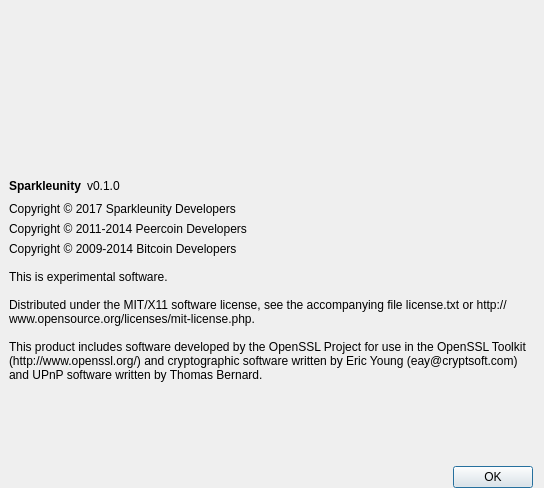
Before: the Qt Designer form src/qt/forms/aboutdialog.ui in sparklecoin/sparklecoin, drawn with Qt 5.
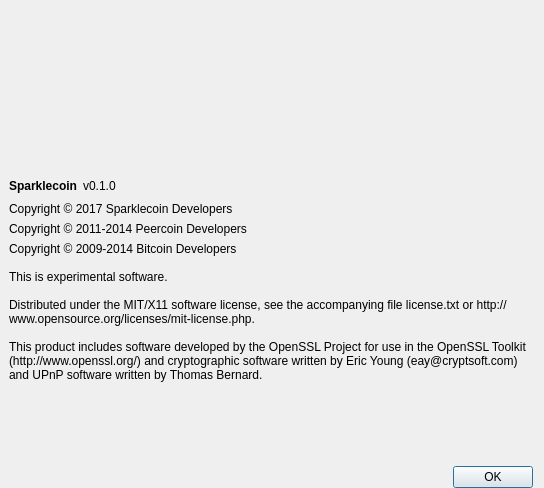
After: the same form once the commit is applied. Icons and pictures are not drawn.

Commit message: rename to sparklecoin

What changed in the file:
```diff
--- a/src/qt/forms/aboutdialog.ui
+++ b/src/qt/forms/aboutdialog.ui
@@ -72,7 +72,7 @@
        <item>
         <widget class="QLabel" name="label">
          <property name="text">
-          <string>&lt;html&gt;&lt;head/&gt;&lt;body&gt;&lt;p&gt;&lt;span style=&quot; font-weight:600;&quot;&gt;Sparkleunity&lt;/span&gt;&lt;/p&gt;&lt;/body&gt;&lt;/html&gt;</string>
+          <string>&lt;html&gt;&lt;head/&gt;&lt;body&gt;&lt;p&gt;&lt;span style=&quot; font-weight:600;&quot;&gt;Sparklecoin&lt;/span&gt;&lt;/p&gt;&lt;/body&gt;&lt;/html&gt;</string>
          </property>
          <property name="textInteractionFlags">
           <set>Qt::LinksAccessibleByMouse|Qt::TextSelectableByKeyboard|Qt::TextSelectableByMouse</set>
@@ -110,7 +110,7 @@
      <item>
       <widget class="QLabel" name="label_4">
        <property name="text">
-        <string>Copyright © 2017 Sparkleunity Developers</string>
+        <string>Copyright © 2017 Sparklecoin Developers</string>
        </property>
       </widget>
      </item>
```
Left out of the diff: 2 changed lines with no effect on the pictures. The commit also changes 78 other files.
